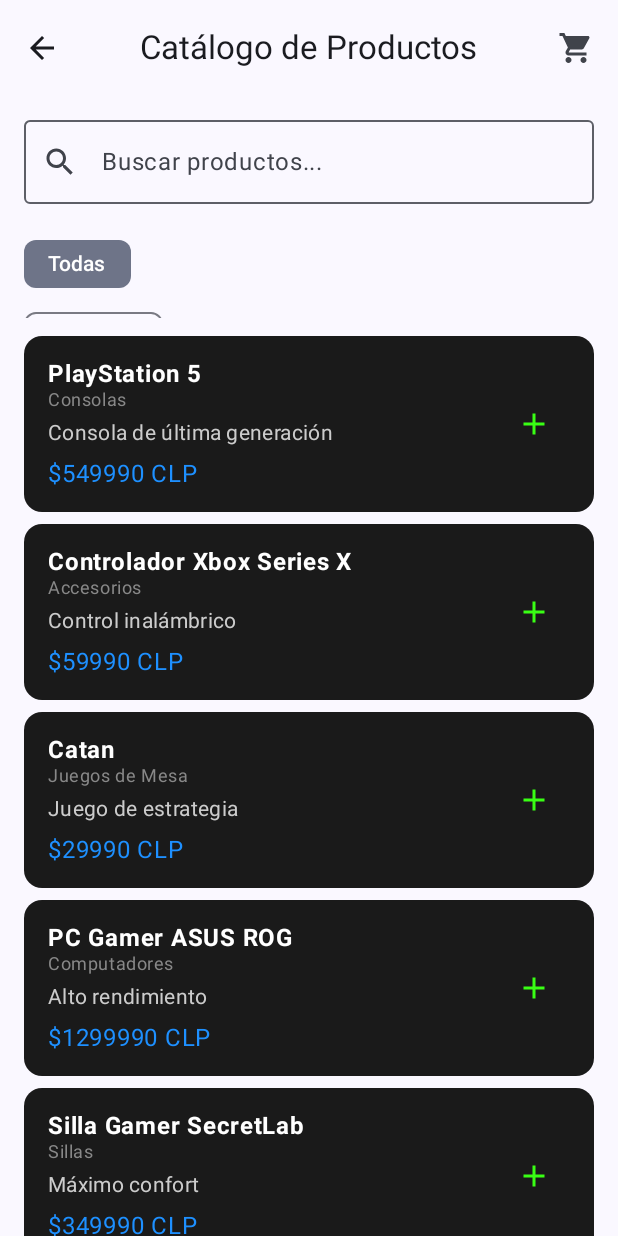
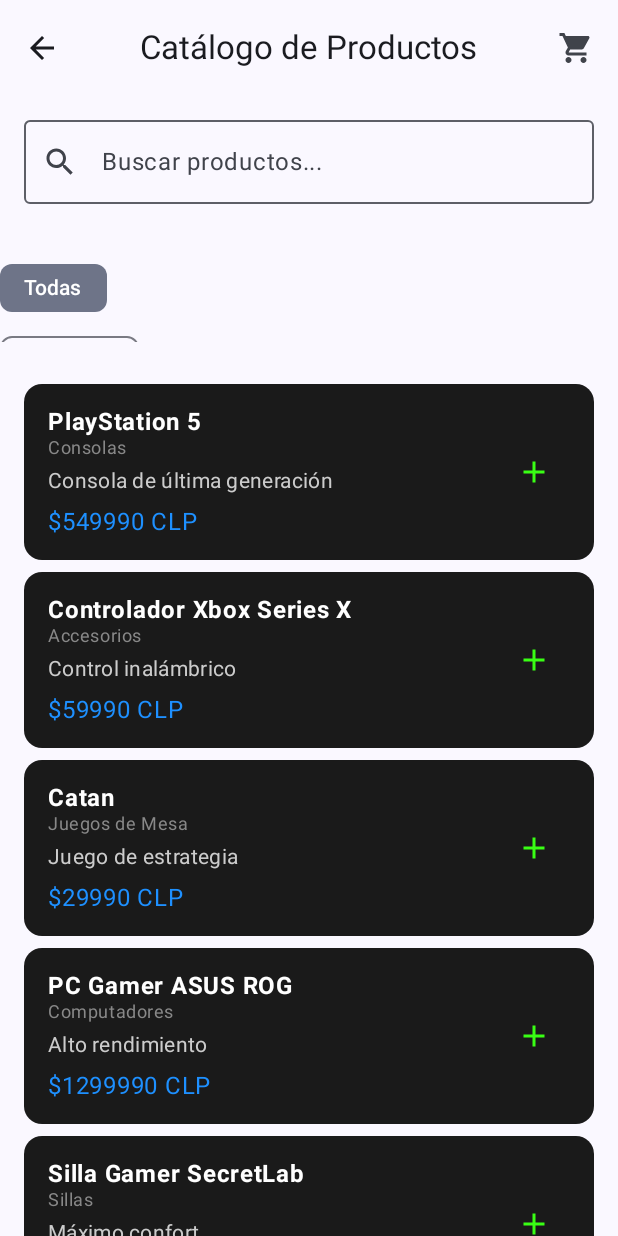
Before and after one commit to jordmon-dev/LevelUpGamer, an Android app built with Jetpack Compose: the Catalogo screen opened through its navigation route, on a phone screen of 412 x 824 dp. Run offline under Robolectric (Android 15) with nearby library versions, the phone set to English and light mode, and no system bars.

```diff
--- a/app/src/main/java/com/example/levelup_gamer/ui/theme/Screen/CatalogoScreen.kt
+++ b/app/src/main/java/com/example/levelup_gamer/ui/theme/Screen/CatalogoScreen.kt
@@ -80,7 +80,7 @@ fun Catalogo(navController: NavController, viewModel: ProductoViewModel) {
             // Filtros de categoría
             LazyColumn(
                 modifier = Modifier
-                    .padding(horizontal = 16.dp)
+                    .padding(vertical = 16.dp)
                     .height(60.dp)
             ) {
                 items(categorias) { categoria ->
--- a/app/src/main/java/com/example/levelup_gamer/ui/theme/Screen/RegistroScreen.kt
+++ b/app/src/main/java/com/example/levelup_gamer/ui/theme/Screen/RegistroScreen.kt
@@ -125,6 +125,7 @@ fun RegistroScreen(
                         errores.password?.let { Text(it, color = Color.Red) }
                     }
                 },
+                visualTransformation = PasswordVisualTransformation(),
                 modifier = Modifier.fillMaxWidth()
             )
 
```
